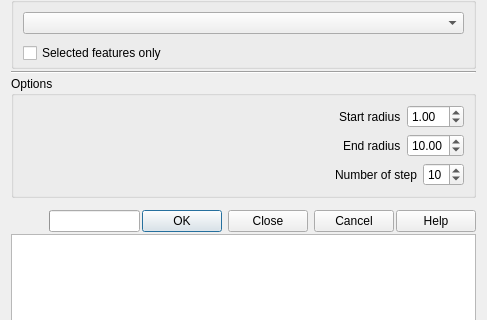
The window that bos_dialog_base.ui (havatv/qgisbosplugin) describes before a commit, drawn with Qt 5; both pictures show x 0 to 487 and y 316 to 636 of the 487 by 865 pixel window.
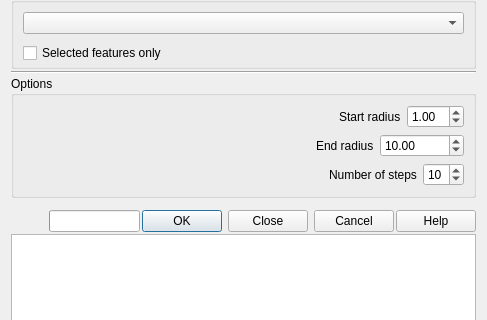
The same window after the commit.

```diff
--- a/bos_dialog_base.ui
+++ b/bos_dialog_base.ui
@@ -186,6 +186,9 @@
           </item>
           <item>
            <widget class="QDoubleSpinBox" name="endRadiusSB">
+            <property name="maximum">
+             <double>999999999.000000000000000</double>
+            </property>
             <property name="value">
              <double>10.000000000000000</double>
             </property>
@@ -211,7 +214,7 @@
           <item>
            <widget class="QLabel" name="label">
             <property name="text">
-             <string>Number of step</string>
+             <string>Number of steps</string>
             </property>
            </widget>
           </item>
```
